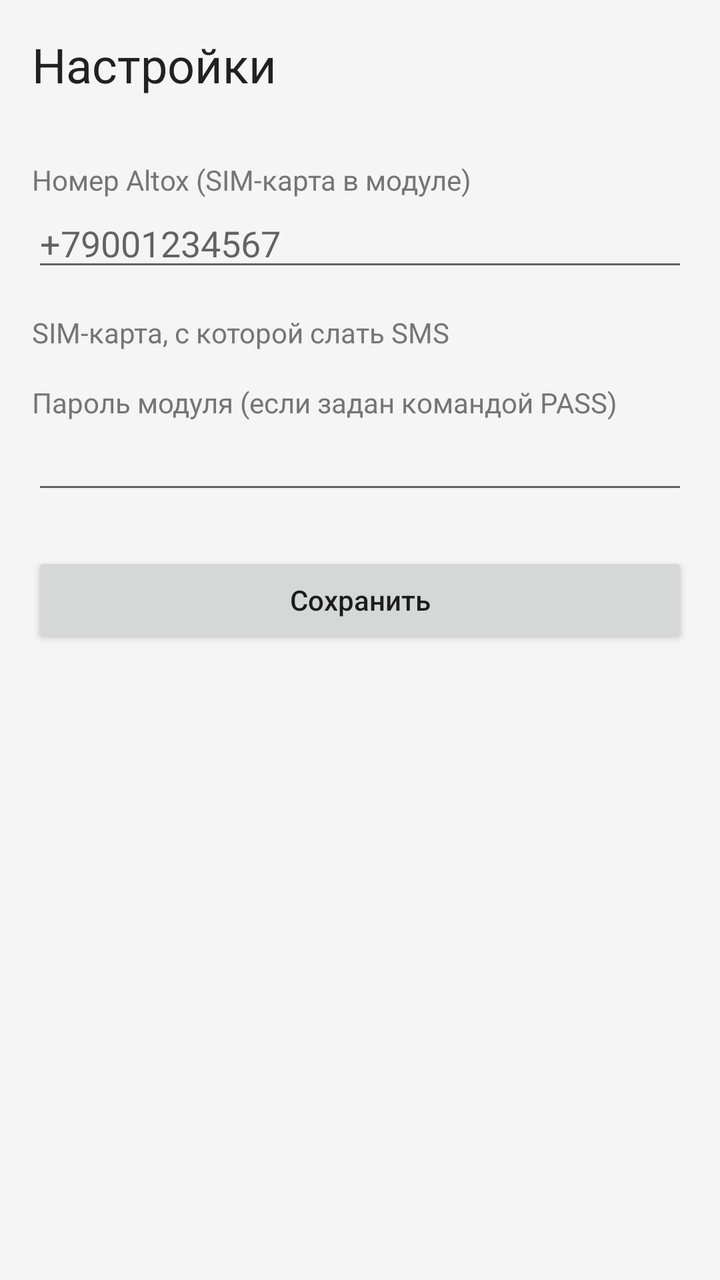
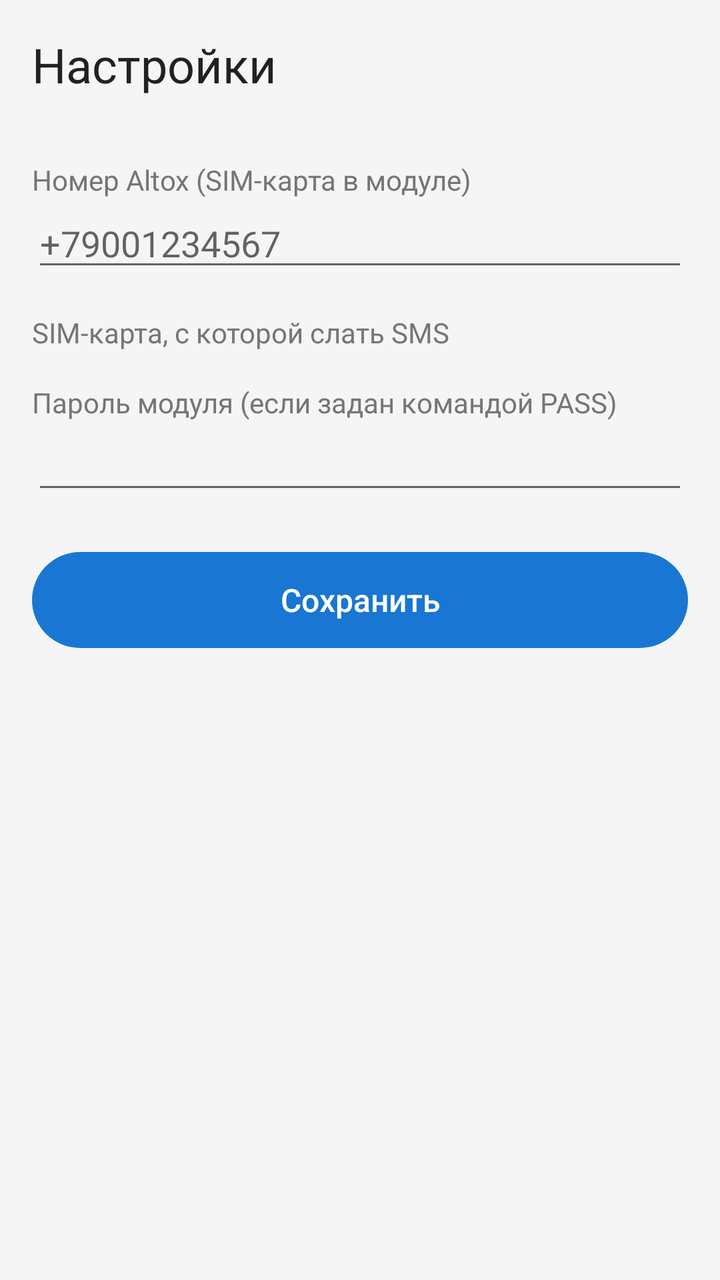

Compare the two renders of this Android layout. The source of the first and the diff that turns it into the second are given below.
<!-- AndroidManifest.xml: application theme AppTheme -->
<!-- res/layout/activity_settings.xml -->
<?xml version="1.0" encoding="utf-8"?>
<ScrollView xmlns:android="http://schemas.android.com/apk/res/android"
    android:layout_width="match_parent"
    android:layout_height="match_parent"
    android:fitsSystemWindows="true">

    <LinearLayout
        android:layout_width="match_parent"
        android:layout_height="wrap_content"
        android:orientation="vertical"
        android:padding="16dp">

        <TextView
            android:layout_width="wrap_content"
            android:layout_height="wrap_content"
            android:layout_marginBottom="16dp"
            android:text="@string/settings"
            android:textColor="@color/text"
            android:textSize="24sp" />

        <TextView style="@style/Label" android:text="@string/phone" />

        <EditText
            android:id="@+id/phone"
            android:layout_width="match_parent"
            android:layout_height="wrap_content"
            android:hint="+79001234567"
            android:inputType="phone" />

        <TextView style="@style/Label" android:text="@string/sim" />

        <RadioGroup
            android:id="@+id/sim"
            android:layout_width="match_parent"
            android:layout_height="wrap_content" />

        <TextView style="@style/Label" android:text="@string/password" />

        <EditText
            android:id="@+id/password"
            android:layout_width="match_parent"
            android:layout_height="wrap_content"
            android:inputType="text" />


        <Button
            android:id="@+id/save"
            android:layout_width="match_parent"
            android:layout_height="wrap_content"
            android:layout_marginTop="24dp"
            android:text="@string/save"
            android:textAllCaps="false" />
    </LinearLayout>
</ScrollView>
<!-- resources referenced by this layout -->
<resources>
  <color name="text">#212121</color>
  <string name="password">Пароль модуля (если задан командой PASS)</string>
  <string name="phone">Номер Altox (SIM-карта в модуле)</string>
  <string name="save">Сохранить</string>
  <string name="settings">Настройки</string>
  <string name="sim">SIM-карта, с которой слать SMS</string>
  <style name="Label">
          <item name="android:layout_width">wrap_content</item>
          <item name="android:layout_height">wrap_content</item>
          <item name="android:layout_marginTop">16dp</item>
          <item name="android:textColor">@color/text_secondary</item>
          <item name="android:textSize">14sp</item>
      </style>
  <style name="AppTheme" parent="android:Theme.Material.Light.NoActionBar">
          <item name="android:colorPrimary">@color/accent</item>
          <item name="android:colorAccent">@color/accent</item>
          <item name="android:windowBackground">@color/background</item>
          <item name="android:statusBarColor">@color/background</item>
          <item name="android:navigationBarColor">@color/background</item>
          <item name="android:windowLightStatusBar">true</item>
      </style>
  <color name="text_secondary">#757575</color>
  <color name="accent">#1976D2</color>
  <color name="background">#F5F5F5</color>
</resources>

<!-- the commit's change to res/layout/activity_settings.xml (unified diff, before → after) -->
@@ -46,9 +46,13 @@
         <Button
             android:id="@+id/save"
             android:layout_width="match_parent"
-            android:layout_height="wrap_content"
+            android:layout_height="48dp"
             android:layout_marginTop="24dp"
+            android:background="@drawable/btn_primary"
+            android:stateListAnimator="@null"
             android:text="@string/save"
-            android:textAllCaps="false" />
+            android:textAllCaps="false"
+            android:textColor="#FFFFFF"
+            android:textSize="16sp" />
     </LinearLayout>
 </ScrollView>
<!-- resource entries referenced after the edit -->
@@ -1,6 +1,19 @@
 <!-- resources referenced by this layout -->
 <resources>
   <color name="text">#212121</color>
+  <!-- drawable btn_primary (drawable) -->
+  <?xml version="1.0" encoding="utf-8"?>
+  <selector xmlns:android="http://schemas.android.com/apk/res/android">
+      <item android:state_enabled="false">
+          <shape><solid android:color="#B7CDE6" /><corners android:radius="24dp" /></shape>
+      </item>
+      <item android:state_pressed="true">
+          <shape><solid android:color="#155FA8" /><corners android:radius="24dp" /></shape>
+      </item>
+      <item>
+          <shape><solid android:color="@color/accent" /><corners android:radius="24dp" /></shape>
+      </item>
+  </selector>
   <string name="password">Пароль модуля (если задан командой PASS)</string>
   <string name="phone">Номер Altox (SIM-карта в модуле)</string>
   <string name="save">Сохранить</string>
